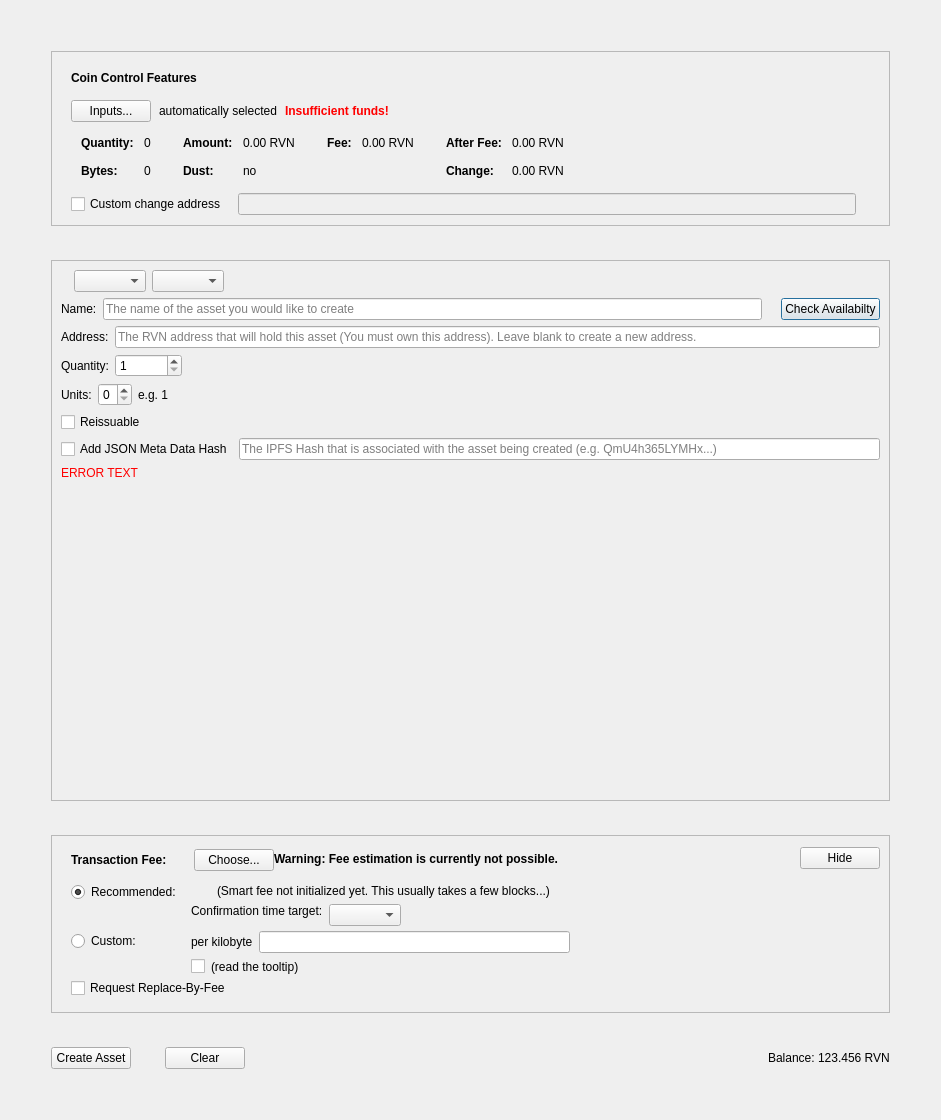
Above: src/qt/forms/createassetdialog.ui from RavenProject/Ravencoin before the change. Below: the same form after it.
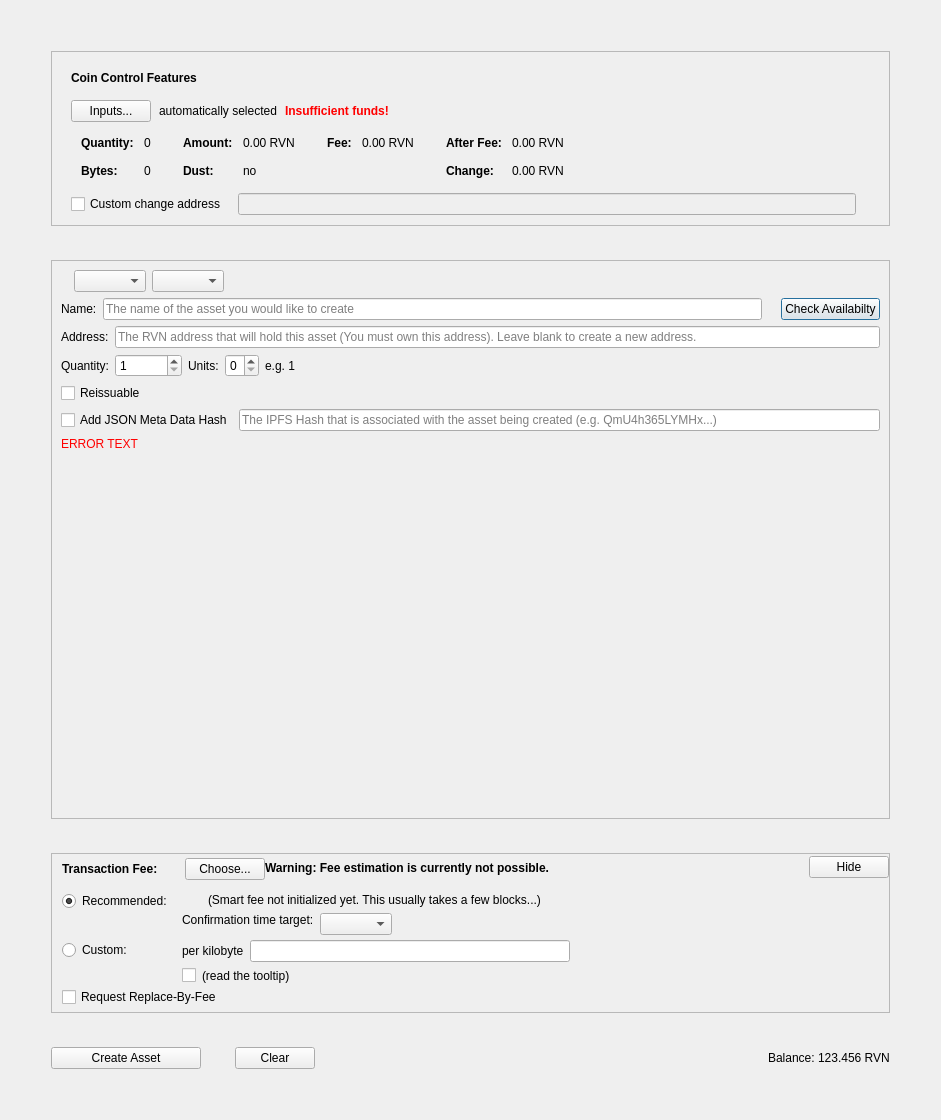
That is the form after the change. Custom widgets are drawn as their Qt base class.

The edit to the form file:
```diff
--- a/src/qt/forms/createassetdialog.ui
+++ b/src/qt/forms/createassetdialog.ui
@@ -723,24 +723,6 @@
              </widget>
             </item>
             <item>
-             <spacer name="horizontalSpacer">
-              <property name="orientation">
-               <enum>Qt::Horizontal</enum>
-              </property>
-              <property name="sizeType">
-               <enum>QSizePolicy::Expanding</enum>
-              </property>
-              <property name="sizeHint" stdset="0">
-               <size>
-                <width>60</width>
-                <height>20</height>
-               </size>
-              </property>
-             </spacer>
-            </item>
-           </layout>
-          </item>
-          <item>
            <layout class="QHBoxLayout" name="horizontalLayout_4">
             <item>
              <widget class="QLabel" name="unitsLabel">
@@ -781,6 +763,8 @@
             </item>
            </layout>
           </item>
+           </layout>
+          </item>
           <item>
            <layout class="QHBoxLayout" name="horizontalLayout_5">
             <item>
@@ -865,6 +849,21 @@
         <enum>QFrame::Raised</enum>
        </property>
        <layout class="QVBoxLayout" name="verticalLayout_3">
+        <property name="spacing">
+         <number>0</number>
+        </property>
+        <property name="leftMargin">
+         <number>0</number>
+        </property>
+        <property name="topMargin">
+         <number>0</number>
+        </property>
+        <property name="rightMargin">
+         <number>0</number>
+        </property>
+        <property name="bottomMargin">
+         <number>0</number>
+        </property>
         <item>
          <layout class="QVBoxLayout" name="verticalLayoutFee2" stretch="0,0,0">
           <property name="spacing">
@@ -1344,6 +1343,12 @@
       <layout class="QHBoxLayout" name="horizontalLayout_8">
        <item>
         <widget class="QPushButton" name="createAssetButton">
+         <property name="minimumSize">
+          <size>
+           <width>150</width>
+           <height>0</height>
+          </size>
+         </property>
          <property name="text">
           <string>Create Asset</string>
          </property>
```
Lines whose indentation alone changed are shown as unchanged.
